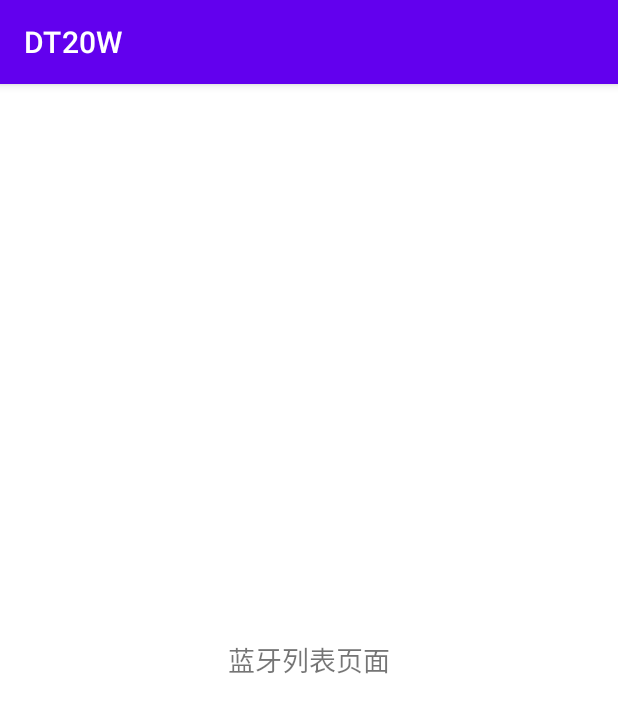
After one commit to PengJay/DT20W, an Android app: the DeviceListActivity screen opened directly, with no data from a screen before it, on a phone screen of 412 x 824 dp. The commit adds this screen. Shown: the top 713 px of the screen. Run offline under Robolectric (Android 15) with nearby library versions, the phone set to English and light mode, and no system bars.

Commit message:
蓝牙列表

```diff
--- /dev/null
+++ b/app/src/main/java/com/polarbear/dt20w/DeviceListActivity.java
@@ -0,0 +1,52 @@
+package com.polarbear.dt20w;
+
+import android.bluetooth.BluetoothAdapter;
+import android.bluetooth.BluetoothDevice;
+import android.content.Intent;
+import android.os.Bundle;
+import android.widget.ArrayAdapter;
+import android.widget.ListView;
+import androidx.annotation.Nullable;
+import androidx.appcompat.app.AppCompatActivity;
+
+import java.util.Set;
+
+public class DeviceListActivity extends AppCompatActivity {
+
+    private BluetoothAdapter bluetoothAdapter;
+
+    @Override
+    protected void onCreate(@Nullable Bundle savedInstanceState) {
+        super.onCreate(savedInstanceState);
+        setContentView(R.layout.activity_device_list);
+
+        bluetoothAdapter = BluetoothAdapter.getDefaultAdapter();
+        Set<BluetoothDevice> pairedDevices = bluetoothAdapter.getBondedDevices();
+
+        ArrayAdapter<String> deviceArrayAdapter = new ArrayAdapter<>(this, android.R.layout.simple_list_item_1);
+        ListView deviceListView = findViewById(R.id.deviceListView);
+        deviceListView.setAdapter(deviceArrayAdapter);
+
+        for (BluetoothDevice device : pairedDevices) {
+            deviceArrayAdapter.add(device.getName() + "\n" + device.getAddress());
+        }
+
+        deviceListView.setOnItemClickListener((parent, view, position, id) -> {
+            String deviceInfo = (String) parent.getItemAtPosition(position);
+            String address = deviceInfo.substring(deviceInfo.length() - 17);
+            returnSelectedDevice(address);
+        });
+    }
+
+    // 返回所选蓝牙设备的地址
+    private void returnSelectedDevice(String address) {
+        if (address != null) {
+            Intent resultIntent = new Intent();
+            resultIntent.putExtra("address", address);
+            setResult(RESULT_OK, resultIntent);
+        } else {
+            setResult(RESULT_CANCELED);
+        }
+        finish();
+    }
+}
--- /dev/null
+++ b/app/src/main/res/layout/activity_device_list.xml
@@ -0,0 +1,19 @@
+<?xml version="1.0" encoding="utf-8"?>
+<androidx.constraintlayout.widget.ConstraintLayout xmlns:android="http://schemas.android.com/apk/res/android"
+    android:layout_width="match_parent"
+    android:layout_height="match_parent">
+
+    <TextView
+        android:layout_width="match_parent"
+        android:layout_height="match_parent"
+        android:text="蓝牙列表页面"
+        android:gravity="center"
+        android:textSize="18sp" />
+
+
+    <ListView
+        android:id="@+id/deviceListView"
+        android:layout_width="match_parent"
+        android:layout_height="match_parent" />
+
+</androidx.constraintlayout.widget.ConstraintLayout>
```
Also changed, not shown: app/src/main/AndroidManifest.xml (+12 -10 lines), app/src/main/java/com/polarbear/dt20w/MainActivity.java (+118 -48 lines), app/src/main/res/layout/activity_main.xml (+9 -2 lines).
